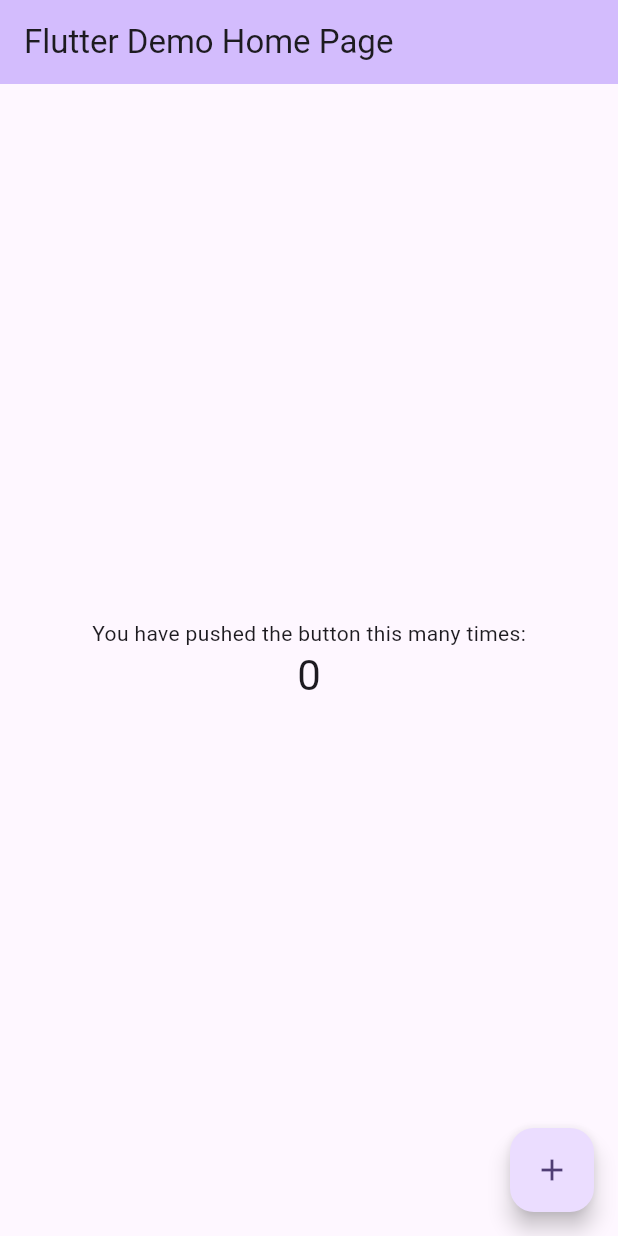
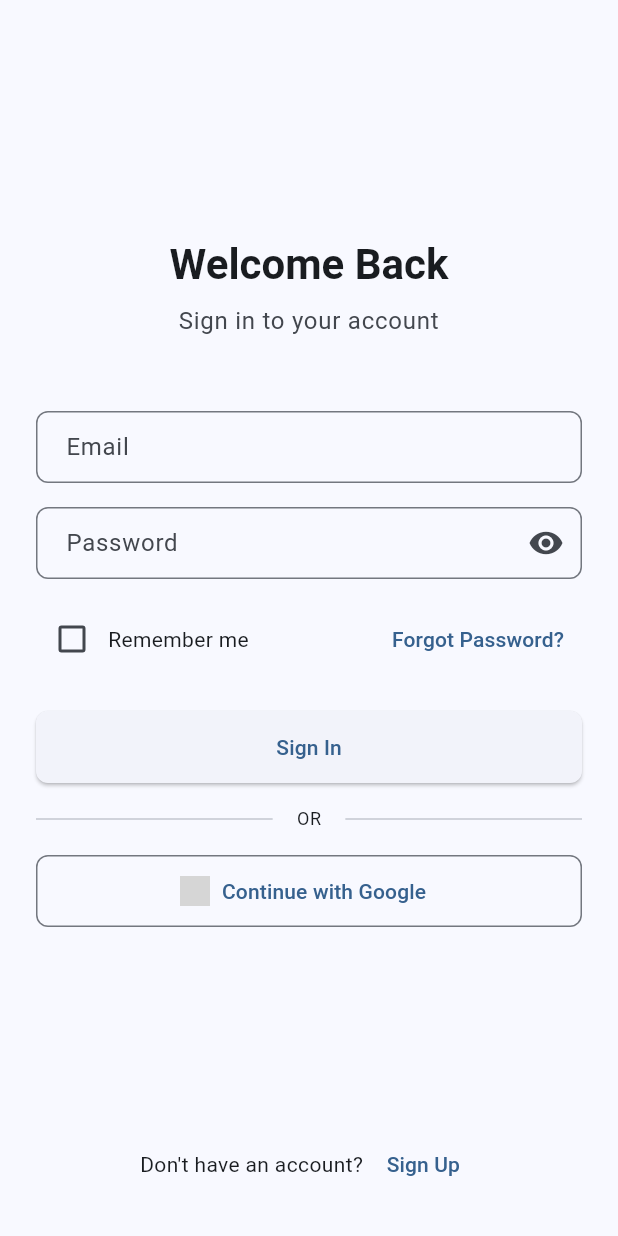
Before and after one commit to HiFinance-pvt/hifi-mobile, a Flutter app: the screen it shows after launch, on a phone screen of 412 x 824 dp. Run offline on Flutter 3.47's test engine with Material 3 defaults, Android fonts, the phone set to English and light mode, and no system bars; our stand-ins replace firebase_auth, firebase_core, get, google_sign_in, shared_preferences; accounts and stored records are empty; grey boxes are pictures that could not be loaded.

Commit message:
feat: implement auth views and widgets
- Create SignIn, SignUp, and ForgotPassword views
- Add reusable AuthTextField and GoogleSignInButton widgets
- Update main.dart with Firebase initialization and GetX setup
- Install required dependencies
- Component-wise loading states implemented
- Professional UI with Material Design 3

```diff
--- a/lib/main.dart
+++ b/lib/main.dart
@@ -1,122 +1,28 @@
 import 'package:flutter/material.dart';
+import 'package:firebase_core/firebase_core.dart';
+import 'package:get/get.dart';
+import 'package:hifi/app/routes/app_pages.dart';
+import 'package:hifi/shared/themes/app_theme.dart';
 
-void main() {
-  runApp(const MyApp());
+void main() async {
+  WidgetsFlutterBinding.ensureInitialized();
+  await Firebase.initializeApp();
+  runApp(const HiFiApp());
 }
 
-class MyApp extends StatelessWidget {
-  const MyApp({super.key});
+class HiFiApp extends StatelessWidget {
+  const HiFiApp({super.key});
 
-  // This widget is the root of your application.
   @override
   Widget build(BuildContext context) {
-    return MaterialApp(
-      title: 'Flutter Demo',
-      theme: ThemeData(
-        // This is the theme of your application.
-        //
-        // TRY THIS: Try running your application with "flutter run". You'll see
-        // the application has a purple toolbar. Then, without quitting the app,
-        // try changing the seedColor in the colorScheme below to Colors.green
-        // and then invoke "hot reload" (save your changes or press the "hot
-        // reload" button in a Flutter-supported IDE, or press "r" if you used
-        // the command line to start the app).
-        //
-        // Notice that the counter didn't reset back to zero; the application
-        // state is not lost during the reload. To reset the state, use hot
-        // restart instead.
-        //
-        // This works for code too, not just values: Most code changes can be
-        // tested with just a hot reload.
-        colorScheme: ColorScheme.fromSeed(seedColor: Colors.deepPurple),
-      ),
-      home: const MyHomePage(title: 'Flutter Demo Home Page'),
+    return GetMaterialApp(
+      title: 'HiFi',
+      theme: AppTheme.lightTheme,
+      darkTheme: AppTheme.darkTheme,
+      themeMode: ThemeMode.system,
+      initialRoute: AppPages.initial,
+      getPages: AppPages.routes,
+      debugShowCheckedModeBanner: false,
     );
   }
 }
-
-class MyHomePage extends StatefulWidget {
-  const MyHomePage({super.key, required this.title});
-
-  // This widget is the home page of your application. It is stateful, meaning
-  // that it has a State object (defined below) that contains fields that affect
-  // how it looks.
-
-  // This class is the configuration for the state. It holds the values (in this
-  // case the title) provided by the parent (in this case the App widget) and
-  // used by the build method of the State. Fields in a Widget subclass are
-  // always marked "final".
-
-  final String title;
-
-  @override
-  State<MyHomePage> createState() => _MyHomePageState();
-}
-
-class _MyHomePageState extends State<MyHomePage> {
-  int _counter = 0;
-
-  void _incrementCounter() {
-    setState(() {
-      // This call to setState tells the Flutter framework that something has
-      // changed in this State, which causes it to rerun the build method below
-      // so that the display can reflect the updated values. If we changed
-      // _counter without calling setState(), then the build method would not be
-      // called again, and so nothing would appear to happen.
-      _counter++;
-    });
-  }
-
-  @override
-  Widget build(BuildContext context) {
-    // This method is rerun every time setState is called, for instance as done
-    // by the _incrementCounter method above.
-    //
-    // The Flutter framework has been optimized to make rerunning build methods
-    // fast, so that you can just rebuild anything that needs updating rather
-    // than having to individually change instances of widgets.
-    return Scaffold(
-      appBar: AppBar(
-        // TRY THIS: Try changing the color here to a specific color (to
-        // Colors.amber, perhaps?) and trigger a hot reload to see the AppBar
-        // change color while the other colors stay the same.
-        backgroundColor: Theme.of(context).colorScheme.inversePrimary,
-        // Here we take the value from the MyHomePage object that was created by
-        // the App.build method, and use it to set our appbar title.
-        title: Text(widget.title),
-      ),
-      body: Center(
-        // Center is a layout widget. It takes a single child and positions it
-        // in the middle of the parent.
-        child: Column(
-          // Column is also a layout widget. It takes a list of children and
-          // arranges them vertically. By default, it sizes itself to fit its
-          // children horizontally, and tries to be as tall as its parent.
-          //
-          // Column has various properties to control how it sizes itself and
-          // how it positions its children. Here we use mainAxisAlignment to
-          // center the children vertically; the main axis here is the vertical
-          // axis because Columns are vertical (the cross axis would be
-          // horizontal).
-          //
-          // TRY THIS: Invoke "debug painting" (choose the "Toggle Debug Paint"
-          // action in the IDE, or press "p" in the console), to see the
-          // wireframe for each widget.
-          mainAxisAlignment: MainAxisAlignment.center,
-          children: <Widget>[
-            const Text('You have pushed the button this many times:'),
-            Text(
-              '$_counter',
-              style: Theme.of(context).textTheme.headlineMedium,
-            ),
-          ],
-        ),
-      ),
-      floatingActionButton: FloatingActionButton(
-        onPressed: _incrementCounter,
-        tooltip: 'Increment',
-        child: const Icon(Icons.add),
-      ), // This trailing comma makes auto-formatting nicer for build methods.
-    );
-  }
-}
--- /dev/null
+++ b/lib/modules/auth/views/signin_view.dart
@@ -0,0 +1,143 @@
+import 'package:flutter/material.dart';
+import 'package:get/get.dart';
+import 'package:hifi/modules/auth/controllers/auth_controller.dart';
+import 'package:hifi/modules/auth/widgets/auth_text_field.dart';
+import 'package:hifi/modules/auth/widgets/google_sign_in_button.dart';
+
+class SignInView extends GetView<AuthController> {
+  const SignInView({super.key});
+
+  @override
+  Widget build(BuildContext context) {
+    return Scaffold(
+      body: SafeArea(
+        child: Padding(
+          padding: const EdgeInsets.all(24.0),
+          child: Form(
+            key: controller.signInFormKey,
+            child: Column(
+              crossAxisAlignment: CrossAxisAlignment.stretch,
+              children: [
+                const Spacer(),
+
+                // Logo/Title
+                Text(
+                  'Welcome Back',
+                  style: Theme.of(context).textTheme.headlineMedium?.copyWith(
+                    fontWeight: FontWeight.bold,
+                  ),
+                  textAlign: TextAlign.center,
+                ),
+                const SizedBox(height: 8),
+                Text(
+                  'Sign in to your account',
+                  style: Theme.of(context).textTheme.bodyLarge?.copyWith(
+                    color: Theme.of(context).colorScheme.onSurfaceVariant,
+                  ),
+                  textAlign: TextAlign.center,
+                ),
+                const SizedBox(height: 48),
+
+                // Email field
+                AuthTextField(
+                  controller: controller.emailController,
+                  label: 'Email',
+                  keyboardType: TextInputType.emailAddress,
+                  validator: controller.validateEmail,
+                ),
+                const SizedBox(height: 16),
+
+                // Password field
+                Obx(() => AuthTextField(
+                  controller: controller.passwordController,
+                  label: 'Password',
+                  obscureText: !controller.isPasswordVisible.value,
+                  validator: controller.validatePassword,
+                  suffixIcon: IconButton(
+                    onPressed: controller.togglePasswordVisibility,
+                    icon: Icon(
+                      controller.isPasswordVisible.value
+                          ? Icons.visibility_off
+                          : Icons.visibility,
+                    ),
+                  ),
+                )),
+                const SizedBox(height: 16),
+
+                // Remember me & Forgot password
+                Row(
+                  children: [
+                    Obx(() => Checkbox(
+                      value: controller.rememberMe.value,
+                      onChanged: (_) => controller.toggleRememberMe(),
+                    )),
+                    const Text('Remember me'),
+                    const Spacer(),
+                    TextButton(
+                      onPressed: controller.goToForgotPassword,
+                      child: const Text('Forgot Password?'),
+                    ),
+                  ],
+                ),
+                const SizedBox(height: 24),
+
+                // Sign in button
+                Obx(() => ElevatedButton(
+                  onPressed: controller.isLoading.value
+                      ? null
+                      : controller.signInWithEmailPassword,
+                  child: controller.isLoading.value
+                      ? const SizedBox(
+                          height: 20,
+                          width: 20,
+                          child: CircularProgressIndicator(strokeWidth: 2),
+                        )
+                      : const Text('Sign In'),
+                )),
+                const SizedBox(height: 16),
+
+                // Divider
+                Row(
+                  children: [
+                    const Expanded(child: Divider()),
+                    Padding(
+                      padding: const EdgeInsets.symmetric(horizontal: 16),
+                      child: Text(
+                        'OR',
+                        style: Theme.of(context).textTheme.bodySmall,
+                      ),
+                    ),
+                    const Expanded(child: Divider()),
+                  ],
+                ),
+                const SizedBox(height: 16),
+
+                // Google sign in button
+                Obx(() => GoogleSignInButton(
+                  onPressed: controller.isLoading.value
+                      ? null
+                      : controller.signInWithGoogle,
+                  isLoading: controller.isLoading.value,
+                )),
+
+                const Spacer(),
+
+                // Sign up link
+                Row(
+                  mainAxisAlignment: MainAxisAlignment.center,
+                  children: [
+                    const Text("Don't have an account? "),
+                    TextButton(
+                      onPressed: controller.goToSignUp,
+                      child: const Text('Sign Up'),
+                    ),
+                  ],
+                ),
+              ],
+            ),
+          ),
+        ),
+      ),
+    );
+  }
+}
--- /dev/null
+++ b/lib/modules/auth/widgets/auth_text_field.dart
@@ -0,0 +1,34 @@
+import 'package:flutter/material.dart';
+
+class AuthTextField extends StatelessWidget {
+  final TextEditingController controller;
+  final String label;
+  final String? Function(String?)? validator;
+  final TextInputType? keyboardType;
+  final bool obscureText;
+  final Widget? suffixIcon;
+
+  const AuthTextField({
+    super.key,
+    required this.controller,
+    required this.label,
+    this.validator,
+    this.keyboardType,
+    this.obscureText = false,
+    this.suffixIcon,
+  });
+
+  @override
+  Widget build(BuildContext context) {
+    return TextFormField(
+      controller: controller,
+      validator: validator,
+      keyboardType: keyboardType,
+      obscureText: obscureText,
+      decoration: InputDecoration(
+        labelText: label,
+        suffixIcon: suffixIcon,
+      ),
+    );
+  }
+}
--- /dev/null
+++ b/lib/modules/auth/widgets/google_sign_in_button.dart
@@ -0,0 +1,34 @@
+import 'package:flutter/material.dart';
+
+class GoogleSignInButton extends StatelessWidget {
+  final VoidCallback? onPressed;
+  final bool isLoading;
+
+  const GoogleSignInButton({
+    super.key,
+    this.onPressed,
+    this.isLoading = false,
+  });
+
+  @override
+  Widget build(BuildContext context) {
+    return OutlinedButton.icon(
+      onPressed: onPressed,
+      icon: isLoading
+          ? const SizedBox(
+              height: 20,
+              width: 20,
+              child: CircularProgressIndicator(strokeWidth: 2),
+            )
+          : Image.asset(
+              'assets/images/google_logo.png',
+              height: 20,
+              width: 20,
+              errorBuilder: (context, error, stackTrace) {
+                return const Icon(Icons.g_mobiledata, size: 20);
+              },
+            ),
+      label: Text(isLoading ? 'Signing in...' : 'Continue with Google'),
+    );
+  }
+}
```
Also changed, not shown: lib/modules/auth/views/forgot_password_view.dart (added, +90 -0 lines), lib/modules/auth/views/signup_view.dart (added, +146 -0 lines).
